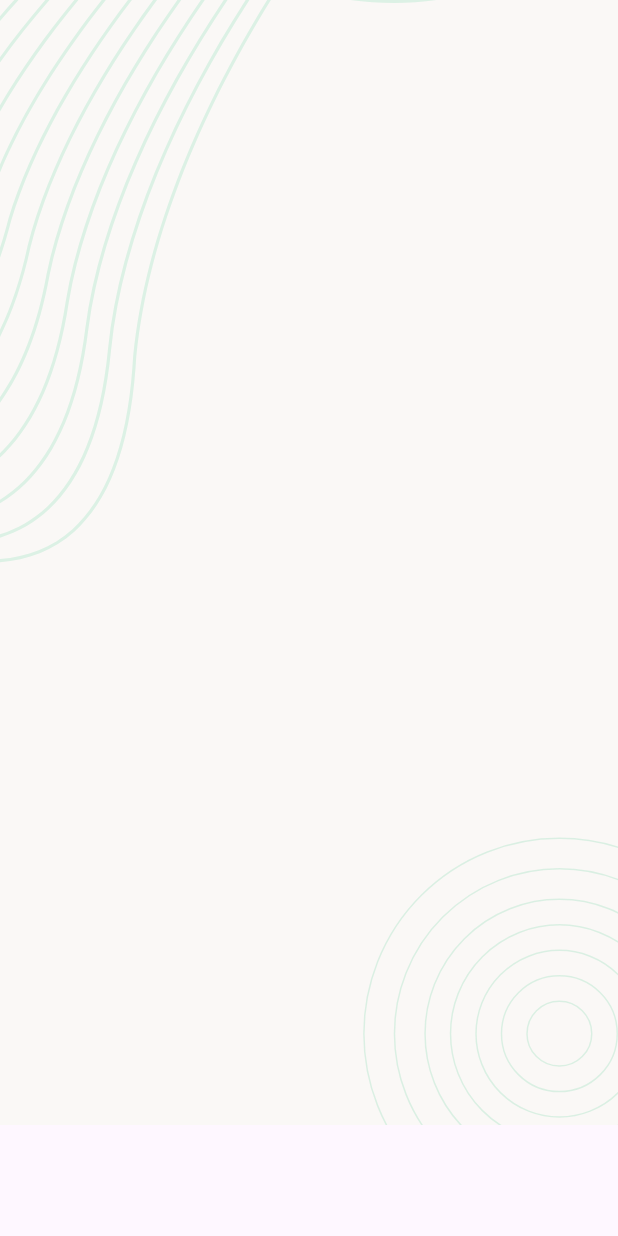
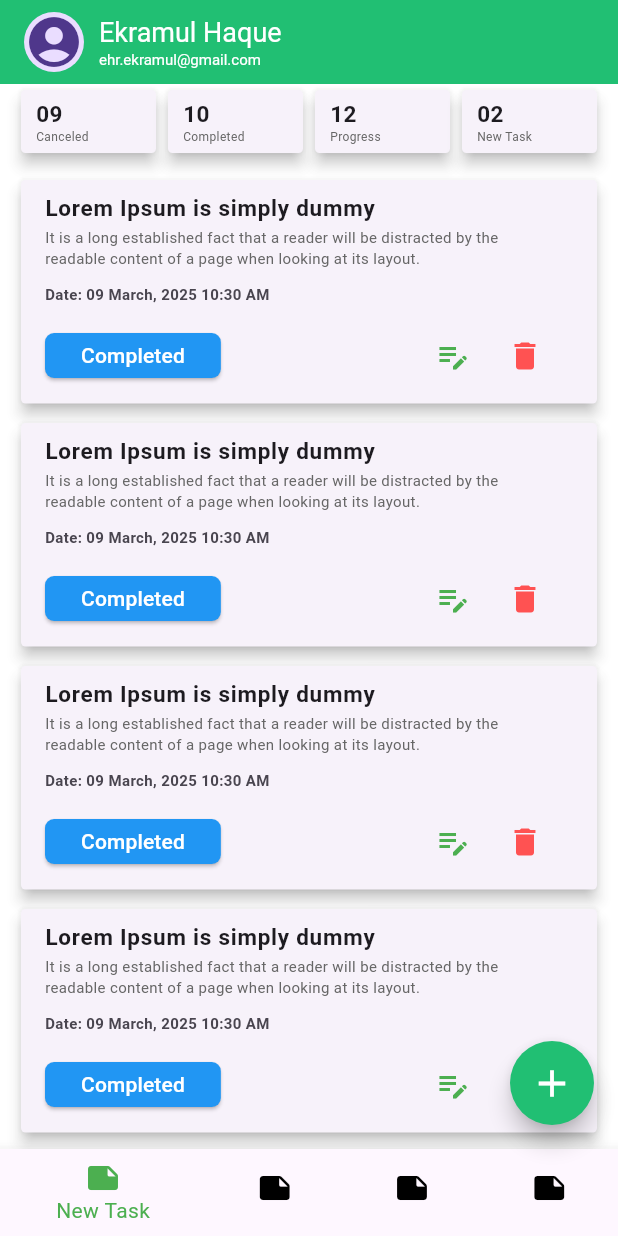
Before and after one commit to EHREkramul/Task-Manager-App, a Flutter app: the screen it shows after launch, on a phone screen of 412 x 824 dp. Run offline on Flutter 3.47's test engine with Material 3 defaults, Android fonts, the phone set to English and light mode, and no system bars; our stand-ins replace flutter_svg, pin_code_fields.

Commit message:
UI Update

```diff
--- a/lib/app/app.dart
+++ b/lib/app/app.dart
@@ -1,5 +1,11 @@
 import 'package:flutter/material.dart';
 
+import '../presentation/screens/sign_up_screen.dart';
+import '../presentation/screens/home_screen.dart';
+import '../presentation/screens/set_password_screen.dart';
+import '../presentation/screens/pin_verification_screen.dart';
+import '../presentation/screens/forgot_pass_Screen.dart';
+import '../presentation/screens/login_screen.dart';
 import '../presentation/screens/splash_screen.dart';
 
 class TaskManagerApp extends StatelessWidget {
@@ -7,9 +13,56 @@ class TaskManagerApp extends StatelessWidget {
 
   @override
   Widget build(BuildContext context) {
-    return const MaterialApp(
+    return MaterialApp(
+      theme: ThemeData(
+        primaryColor: Color.fromARGB(255, 33, 191, 115),
+        appBarTheme: AppBarTheme(
+          backgroundColor: Color.fromARGB(255, 33, 191, 115),
+          foregroundColor: Colors.white,
+        ),
+        floatingActionButtonTheme: FloatingActionButtonThemeData(
+          backgroundColor: Color.fromARGB(255, 33, 191, 115),
+          foregroundColor: Colors.white,
+          shape: CircleBorder(),
+        ),
+        inputDecorationTheme: InputDecorationTheme(
+          enabledBorder: OutlineInputBorder(
+            borderRadius: BorderRadius.all(Radius.circular(4)),
+            borderSide: BorderSide(color: Colors.transparent),
+          ),
+          fillColor: Colors.white,
+          filled: true,
+          labelStyle: TextStyle(color: Colors.grey),
+          hintStyle: TextStyle(color: Colors.grey),
+        ),
+        elevatedButtonTheme: ElevatedButtonThemeData(
+          style: ElevatedButton.styleFrom(
+            minimumSize: Size(double.infinity, 45),
+            shape: RoundedRectangleBorder(
+              borderRadius: BorderRadius.all(Radius.circular(6)),
+            ),
+            backgroundColor: Color.fromARGB(255, 33, 191, 115),
+            foregroundColor: Colors.white,
+          ),
+        ),
+        textTheme: TextTheme(
+          headlineLarge: TextStyle(
+            fontSize: 28,
+            fontWeight: FontWeight.bold,
+            color: Color.fromARGB(255, 46, 55, 79),
+          ),
+        ),
+        textButtonTheme: TextButtonThemeData(
+          style: TextButton.styleFrom(
+            foregroundColor: Color.fromARGB(255, 33, 191, 115),
+            padding: EdgeInsets.zero,
+            minimumSize: Size(0, 0),
+            tapTargetSize: MaterialTapTargetSize.shrinkWrap,
+          ),
+        ),
+      ),
       title: 'Task Manager',
-      home: SplashScreen(),
+      home: HomeScreen(),
     );
   }
 }
--- /dev/null
+++ b/lib/presentation/screens/home_screen.dart
@@ -0,0 +1,94 @@
+import 'package:flutter/material.dart';
+
+import '../widgets/home_card.dart';
+import '../widgets/task_item.dart';
+
+class HomeScreen extends StatefulWidget {
+  const HomeScreen({super.key});
+
+  @override
+  State<HomeScreen> createState() => _HomeScreenState();
+}
+
+class _HomeScreenState extends State<HomeScreen> {
+  @override
+  Widget build(BuildContext context) {
+    return Scaffold(
+      backgroundColor: Colors.white70,
+      appBar: AppBar(
+        title: Row(
+          spacing: 10,
+          children: [
+            CircleAvatar(child: Icon(Icons.account_circle, size: 40)),
+            Column(
+              crossAxisAlignment: CrossAxisAlignment.start,
+              children: [
+                Text('Ekramul Haque', style: TextStyle(fontSize: 18)),
+                Text('ehr.ekramul@gmail.com', style: TextStyle(fontSize: 10)),
+              ],
+            ),
+          ],
+        ),
+      ),
+      floatingActionButton: FloatingActionButton(
+        onPressed: () {},
+        child: Icon(Icons.add, size: 30),
+      ),
+      bottomNavigationBar: BottomNavigationBar(
+        currentIndex: 0,
+        backgroundColor: Colors.white,
+        selectedItemColor: Colors.green,
+        unselectedItemColor: Colors.black,
+        unselectedLabelStyle: TextStyle(color: Colors.black),
+        items: [
+          BottomNavigationBarItem(
+            icon: Icon(Icons.note_rounded),
+            label: 'New Task',
+          ),
+          BottomNavigationBarItem(
+            icon: Icon(Icons.note_rounded),
+            label: 'Completed',
+          ),
+          BottomNavigationBarItem(
+            icon: Icon(Icons.note_rounded),
+            label: 'Canceled',
+          ),
+          BottomNavigationBarItem(
+            icon: Icon(Icons.note_rounded),
+            label: 'Progress',
+          ),
+        ],
+      ),
+      body: Column(
+        spacing: 10,
+        children: [
+          Padding(
+            padding: const EdgeInsets.only(left: 10, right: 10),
+            child: Row(
+              children: [
+                HomeCard(count: '09', status: 'Canceled'),
+                HomeCard(count: '10', status: 'Completed'),
+                HomeCard(count: '12', status: 'Progress'),
+                HomeCard(count: '02', status: 'New Task'),
+              ],
+            ),
+          ),
+          Expanded(
+            child: ListView.builder(
+              itemCount: 10,
+              itemBuilder:
+                  (context, index) => TaskItem(
+                    index: index,
+                    status: 'Completed',
+                    title: 'Lorem Ipsum is simply dummy',
+                    date: DateTime.now(),
+                    description:
+                        'It is a long established fact that a reader will be distracted by the readable content of a page when looking at its layout.',
+                  ),
+            ),
+          ),
+        ],
+      ),
+    );
+  }
+}
--- /dev/null
+++ b/lib/presentation/utils/assets_paths.dart
@@ -0,0 +1,5 @@
+class AssetsPath{
+  static const String _imagePath = 'assets/images';
+  static const String backgroundSVG = '$_imagePath/background.svg';
+  static const String logoSVG = '$_imagePath/logo.svg';
+}
--- /dev/null
+++ b/lib/presentation/widgets/home_card.dart
@@ -0,0 +1,43 @@
+import 'package:flutter/material.dart';
+
+class HomeCard extends StatelessWidget {
+  const HomeCard({super.key, required this.status, this.count = '00'});
+
+  final String count;
+  final String status;
+
+  @override
+  Widget build(BuildContext context) {
+    return Expanded(
+      child: SizedBox(
+        height: 50,
+        child: Card(
+          shape: RoundedRectangleBorder(
+            borderRadius: BorderRadius.all(Radius.circular(3)),
+          ),
+          elevation: 4,
+          child: Padding(
+            padding: const EdgeInsets.only(left: 10),
+            child: Column(
+              crossAxisAlignment: CrossAxisAlignment.start,
+              children: [
+                SizedBox(height: 5),
+                Text(
+                  count,
+                  style: TextStyle(fontSize: 15, fontWeight: FontWeight.bold),
+                ),
+                Text(
+                  status,
+                  style: TextStyle(
+                    fontSize: 8,
+                    color: Color.fromARGB(255, 102, 102, 102),
+                  ),
+                ),
+              ],
+            ),
+          ),
+        ),
+      ),
+    );
+  }
+}
--- /dev/null
+++ b/lib/presentation/widgets/task_item.dart
@@ -0,0 +1,85 @@
+import 'package:flutter/material.dart';
+import 'package:intl/intl.dart';
+
+class TaskItem extends StatelessWidget {
+  const TaskItem({
+    super.key,
+    required this.title,
+    required this.description,
+    required this.date,
+    required this.status,
+    required this.index,
+  });
+
+  final String title;
+  final String description;
+  final DateTime date;
+  final String status;
+  final int index;
+
+  @override
+  Widget build(BuildContext context) {
+    return Padding(
+      padding: const EdgeInsets.only(left: 10, right: 10, bottom: 5),
+      child: Card(
+        shape: RoundedRectangleBorder(
+          borderRadius: BorderRadius.all(Radius.circular(3)),
+        ),
+        elevation: 4,
+        child: ListTile(
+          title: Text(
+            title,
+            style: TextStyle(fontSize: 15, fontWeight: FontWeight.bold),
+          ),
+          subtitle: Column(
+            spacing: 10,
+            crossAxisAlignment: CrossAxisAlignment.start,
+            children: [
+              Padding(
+                padding: const EdgeInsets.only(right: 10),
+                child: Text(
+                  description,
+                  style: TextStyle(
+                    fontSize: 10,
+                    color: Color.fromARGB(255, 102, 102, 102),
+                  ),
+                ),
+              ),
+
+              Text(
+                'Date: ${DateFormat('dd MMMM, yyyy hh:mm a').format(date)}',
+                style: TextStyle(fontSize: 10, fontWeight: FontWeight.bold),
+              ),
+              Row(
+                mainAxisAlignment: MainAxisAlignment.spaceBetween,
+                children: [
+                  ElevatedButton(
+                    onPressed: () {},
+                    style: ElevatedButton.styleFrom(
+                      minimumSize: Size(20, 30),
+                      backgroundColor: Colors.blue,
+                      foregroundColor: Colors.white,
+                    ),
+                    child: Text(status),
+                  ),
+                  Row(
+                    children: [
+                      IconButton(
+                        onPressed: () {},
+                        icon: Icon(Icons.edit_note, color: Colors.green),
+                      ),
+                      IconButton(
+                        onPressed: () {},
+                        icon: Icon(Icons.delete, color: Colors.redAccent),
+                      ),
+                    ],
+                  ),
+                ],
+              ),
+            ],
+          ),
+        ),
+      ),
+    );
+  }
+}
```
Also changed, not shown: lib/presentation/screens/forgot_pass_Screen.dart (added, +62 -0 lines), lib/presentation/screens/login_screen.dart (added, +70 -0 lines), lib/presentation/screens/pin_verification_screen.dart (added, +73 -0 lines), lib/presentation/screens/set_password_screen.dart (added, +60 -0 lines), lib/presentation/screens/sign_up_screen.dart (added, +66 -0 lines), lib/presentation/screens/splash_screen.dart (+26 -1 lines), lib/presentation/widgets/bottom_texts.dart (added, +26 -0 lines), lib/presentation/widgets/screen_background.dart (added, +24 -0 lines), pubspec.yaml (+5 -22 lines), pubspec.lock.
